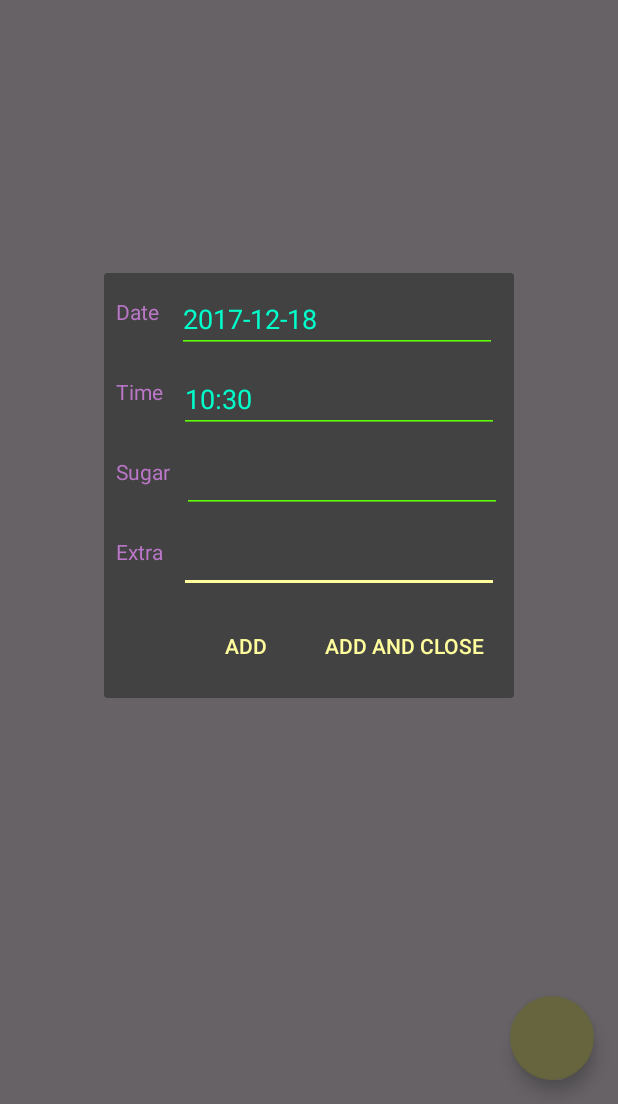
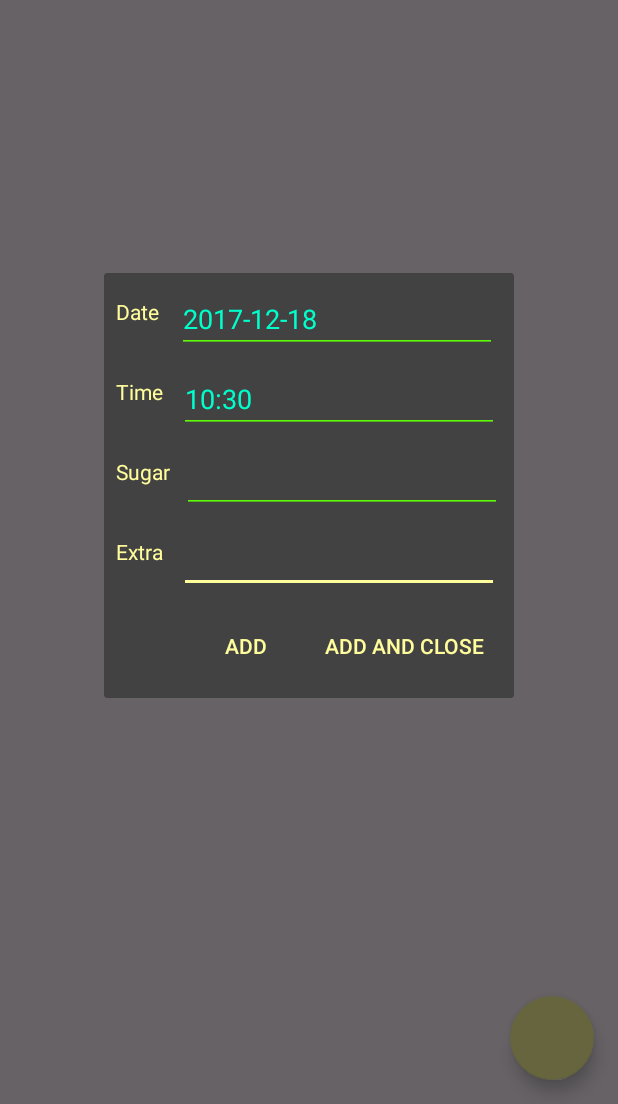
Before and after one commit to stobix/publifetracker, an Android app: the screen it shows after launch (MainActivity), after a tap on an icon or button, on a phone screen of 412 x 824 dp, the part 132-1236 px from its top. Run offline under Robolectric (Android 15) with nearby library versions, the phone set to English and light mode, and no system bars; our stand-ins replace Room's generated code; libraries missing offline, so code that uses them is left out: com.flask.colorpicker, de.codecrafters.tableview; 19 statements that could not run were skipped.

Commit message:
Better styling on old phones.

```diff
--- a/app/src/main/java/stobix/app/lifetracker/MainActivity.java
+++ b/app/src/main/java/stobix/app/lifetracker/MainActivity.java
@@ -217,7 +217,7 @@ public class MainActivity extends AppCompatActivity
                     // TODO Put more color themes here
                     //
                     c.add(new ThemeListItem("Zimmik",R.style.Theme_Zimmik_NoActionBar));
-                    c.add(new ThemeListItem("Joel",R.style.Theme_Joel_NoActionBar));
+                    c.add(new ThemeListItem("Joel",R.style.Joel_NoActionBar));
                     c.add(new ThemeListItem("Mad!",R.style.Theme_Mad_NoActionBar));
                     c.add(new ThemeListItem("Cold",R.style.Theme_Cold_NoActionBar));
                     c.add(new ThemeListItem("Spring",R.style.Theme_Spring_NoActionBar));
--- a/app/src/main/res/layout/activity_sugar_entry_creation.xml
+++ b/app/src/main/res/layout/activity_sugar_entry_creation.xml
@@ -18,18 +18,20 @@
         android:layout_marginEnd="8dp"
         android:layout_marginStart="8dp"
         android:layout_marginTop="8dp"
+        android:clickable="true"
         android:ems="10"
         android:focusable="false"
-        android:clickable="true"
         android:inputType="none"
         android:singleLine="true"
         android:text="@string/input_date"
+        android:textColor="?android:textColorPrimary"
         app:layout_constraintEnd_toEndOf="parent"
         app:layout_constraintStart_toEndOf="@+id/textView"
         app:layout_constraintTop_toTopOf="parent"
         tools:ignore="KeyboardInaccessibleWidget,TextFields" />
 
     <EditText
+        android:textColor="?android:textColorPrimary"
         android:id="@+id/entryCreatorTime"
         android:layout_width="wrap_content"
         android:layout_height="wrap_content"
@@ -44,9 +46,11 @@
         app:layout_constraintEnd_toEndOf="parent"
         app:layout_constraintStart_toEndOf="@+id/textView2"
         app:layout_constraintTop_toBottomOf="@+id/entryCreatorDate"
+        tools:text="Time"
         tools:ignore="KeyboardInaccessibleWidget" />
 
     <EditText
+        android:textColor="?android:textColorPrimary"
         android:id="@+id/entryCreatorSugar"
         android:layout_width="wrap_content"
         android:layout_height="wrap_content"
@@ -66,6 +70,7 @@
         tools:ignore="KeyboardInaccessibleWidget" />
 
     <EditText
+        android:textColor="?android:textColorPrimary"
         android:id="@+id/entryCreatorExtra"
         android:layout_width="wrap_content"
         android:layout_height="wrap_content"
@@ -89,6 +94,7 @@
         android:layout_marginBottom="8dp"
         android:layout_marginEnd="8dp"
         android:layout_marginTop="8dp"
+        android:textColor="?colorAccent"
         android:text="@string/creation_dialog_button_add_close"
         app:layout_constraintBottom_toBottomOf="parent"
         app:layout_constraintEnd_toEndOf="parent"
@@ -102,6 +108,7 @@
         android:layout_marginBottom="8dp"
         android:layout_marginEnd="8dp"
         android:layout_marginTop="8dp"
+        android:textColor="?colorAccent"
         android:text="@string/creation_dialog_button_add"
         app:layout_constraintBottom_toBottomOf="parent"
         app:layout_constraintEnd_toStartOf="@+id/entryAddClose"
@@ -115,6 +122,7 @@
         android:layout_marginTop="8dp"
         android:labelFor="@id/entryCreatorDate"
         android:text="@string/input_date"
+        android:textColor="?attr/entry_labels_color"
         app:layout_constraintStart_toStartOf="parent"
         app:layout_constraintTop_toTopOf="@+id/entryCreatorDate" />
 
@@ -125,6 +133,7 @@
         android:layout_marginStart="8dp"
         android:layout_marginTop="8dp"
         android:labelFor="@+id/entryCreatorTime"
+        android:textColor="?attr/entry_labels_color"
         android:text="@string/input_time"
         app:layout_constraintStart_toStartOf="parent"
         app:layout_constraintTop_toTopOf="@+id/entryCreatorTime" />
@@ -136,6 +145,7 @@
         android:layout_marginStart="8dp"
         android:layout_marginTop="8dp"
         android:labelFor="@+id/entryCreatorSugar"
+        android:textColor="?attr/entry_labels_color"
         android:text="@string/input_sugar"
         app:layout_constraintStart_toStartOf="parent"
         app:layout_constraintTop_toTopOf="@+id/entryCreatorSugar" />
@@ -147,6 +157,7 @@
         android:layout_marginStart="8dp"
         android:layout_marginTop="8dp"
         android:labelFor="@+id/entryCreatorExtra"
+        android:textColor="?attr/entry_labels_color"
         android:text="@string/input_extra"
         app:layout_constraintStart_toStartOf="parent"
         app:layout_constraintTop_toTopOf="@+id/entryCreatorExtra" />
--- a/app/src/main/res/values/colors.xml
+++ b/app/src/main/res/values/colors.xml
@@ -12,7 +12,12 @@
     </declare-styleable>
 
     <declare-styleable name="add_button">
-        <attr name="button_plus_color" format="color">#ffcb00</attr>
+        <attr name="button_plus_color" format="color"/>
+    </declare-styleable>
+
+    <declare-styleable name="sugar_estry_dialog_details">
+        <attr name="entry_labels_color" format="color"/>
+        <attr name="entry_text_color" format="color"/>
     </declare-styleable>
 
     <color name="colorPrimary">#3F51B5</color>
--- a/app/src/main/res/values/styles.xml
+++ b/app/src/main/res/values/styles.xml
@@ -1,7 +1,9 @@
-<resources xmlns:tools="http://schemas.android.com/tools">
+<resources
+    xmlns:tools="http://schemas.android.com/tools"
+    >
 
     <!-- Base application theme. -->
-    <style name="AppTheme" parent="Theme.AppCompat.DayNight">
+    <style name="AppTheme" parent="DefaultTheme">
     </style>
 
     <style name="AppTheme.NoActionBar">
@@ -13,8 +15,16 @@
 
     <style name="AppTheme.PopupOverlay" parent="ThemeOverlay.AppCompat.Light" />
 
-    <style name="DefaultTheme" parent="AppTheme">
-        <item name="button_plus_color">#ffffff</item>
+    <style name="DefaultTheme" parent="Theme.AppCompat">
+        <item name="button_plus_color">?android:attr/textColor</item>
+    </style>
+
+    <style name="DefaultTheme.Light" parent="Theme.AppCompat.Light">
+        <item name="button_plus_color">?android:attr/colorPrimary</item>
+    </style>
+
+    <style name="DefaultTheme.Light.DarkActionBar" parent="Theme.AppCompat.Light.DarkActionBar">
+        <item name="button_plus_color">?android:attr/colorPrimary</item>
     </style>
 
     <style name="DefaultTheme.NoActionBar" >
@@ -22,7 +32,7 @@
         <item name="windowNoTitle">true</item>
     </style>
 
-    <style name="Theme.Joel" parent="DefaultTheme" >
+    <style name="Joel" parent="DefaultTheme" >
         <item name="android:textColorPrimary">@color/joeltextColorPrimary</item>
         <item name="android:textColorSecondary">@color/joeltextColorSecondary</item>
         <item name="android:textColorTertiary">@color/joeltextColorTertiary</item>
@@ -35,15 +45,18 @@
         <item name="table_data_row_odd">@color/joeldata_row_odd</item>
         <item name="table_header_text">@color/joeldata_header_text</item>
         <item name="tableView_headerColor">@color/joeldata_headerColor</item>
+        <item name="button_plus_color">#ee00e2</item>
+        <item name="entry_labels_color">?android:colorAccent</item>>
+        <item name="entry_text_color">#ffcb00</item>
     </style>
 
-    <style name="Theme.Joel.NoActionBar" >
+    <style name="Joel.NoActionBar" >
         <item name="windowActionBar">false</item>
         <item name="windowNoTitle">true</item>
     </style>
 
 
-    <style name="Theme.Mad" parent="Theme.AppCompat.Light.DarkActionBar" >
+    <style name="Theme.Mad" parent="DefaultTheme.Light.DarkActionBar" >
         <item name="android:textColorPrimary">@color/madtextColorPrimary</item>
         <item name="android:textColorSecondary">@color/madtextColorSecondary</item>
         <item name="android:textColorTertiary">@color/madtextColorTertiary</item>
@@ -56,6 +69,7 @@
         <item name="table_data_row_odd">@color/maddata_row_odd</item>
         <item name="table_header_text">@color/maddata_header_text</item>
         <item name="tableView_headerColor">@color/maddata_headerColor</item>
+        <item name="entry_labels_color">?android:colorAccent</item>>
     </style>
 
     <style name="Theme.Mad.NoActionBar" >
@@ -63,7 +77,7 @@
         <item name="windowNoTitle">true</item>
     </style>
 
-    <style name="Theme.Zimmik" parent="Theme.AppCompat" >
+    <style name="Theme.Zimmik" parent="DefaultTheme" >
         <item name="android:textColorPrimary">@color/zimtextColorPrimary</item>
         <item name="android:textColorSecondary">@color/zimtextColorSecondary</item>
         <item name="android:textColorTertiary">@color/zimtextColorTertiary</item>
@@ -76,6 +90,7 @@
         <item name="table_data_row_odd">@color/zimdata_row_odd</item>
         <item name="table_header_text">@color/zimdata_header_text</item>
         <item name="tableView_headerColor">@color/zimdata_headerColor</item>
+        <item name="entry_labels_color">?android:colorAccent</item>>
     </style>
 
     <style name="Theme.Zimmik.NoActionBar" >
@@ -83,7 +98,7 @@
         <item name="windowNoTitle">true</item>
     </style>
 
-    <style name="Theme.Spring" parent="Theme.AppCompat.Light.DarkActionBar" >
+    <style name="Theme.Spring" parent="DefaultTheme.Light.DarkActionBar" >
         <item name="android:textColorPrimary">@color/springtextColorPrimary</item>
         <item name="android:textColorSecondary">@color/springtextColorSecondary</item>
         <item name="android:textColorTertiary">@color/springtextColorTertiary</item>
@@ -96,6 +111,7 @@
         <item name="table_data_row_odd">@color/springdata_row_odd</item>
         <item name="table_header_text">@color/springdata_header_text</item>
         <item name="tableView_headerColor">@color/springdata_headerColor</item>
+        <item name="entry_labels_color">?android:colorAccent</item>>
     </style>
 
     <style name="Theme.Spring.NoActionBar" >
@@ -103,7 +119,7 @@
         <item name="windowNoTitle">true</item>
     </style>
 
-    <style name="Theme.Cold" parent="Theme.AppCompat.Light.DarkActionBar" >
+    <style name="Theme.Cold" parent="DefaultTheme.Light.DarkActionBar" >
         <item name="android:textColorPrimary">@color/coldtextColorPrimary</item>
         <item name="android:textColorSecondary">@color/coldtextColorSecondary</item>
         <item name="android:textColorTertiary">@color/coldtextColorTertiary</item>
@@ -116,6 +132,7 @@
         <item name="table_data_row_odd">@color/colddata_row_odd</item>
         <item name="table_header_text">@color/colddata_header_text</item>
         <item name="tableView_headerColor">@color/colddata_headerColor</item>
+        <item name="entry_labels_color">?android:colorAccent</item>>
     </style>
 
     <style name="Theme.Cold.NoActionBar" >
@@ -123,7 +140,7 @@
         <item name="windowNoTitle">true</item>
     </style>
 
-    <style name="Theme.Cotton" parent="Theme.AppCompat.Light.DarkActionBar" >
+    <style name="Theme.Cotton" parent="DefaultTheme.Light.DarkActionBar" >
         <item name="android:textColorPrimary">@color/cottontextColorPrimary</item>
         <item name="android:textColorSecondary">@color/cottontextColorSecondary</item>
         <item name="android:textColorTertiary">@color/cottontextColorTertiary</item>
@@ -136,6 +153,7 @@
         <item name="table_data_row_odd">@color/cottondata_row_odd</item>
         <item name="table_header_text">@color/cottondata_header_text</item>
         <item name="tableView_headerColor">@color/cottondata_headerColor</item>
+        <item name="entry_labels_color">?android:colorAccent</item>>
     </style>
 
     <style name="Theme.Cotton.NoActionBar" >
@@ -143,7 +161,7 @@
         <item name="windowNoTitle">true</item>
     </style>
 
-    <style name="Theme.Nicecream" parent="Theme.AppCompat.Light.DarkActionBar" >
+    <style name="Theme.Nicecream" parent="DefaultTheme.Light.DarkActionBar" >
         <item name="android:textColorPrimary">@color/nicecreamtextColorPrimary</item>
         <item name="android:textColorSecondary">@color/nicecreamtextColorSecondary</item>
         <item name="android:textColorTertiary">@color/nicecreamtextColorTertiary</item>
@@ -156,6 +174,7 @@
         <item name="table_data_row_odd">@color/nicecreamdata_row_odd</item>
         <item name="table_header_text">@color/nicecreamdata_header_text</item>
         <item name="tableView_headerColor">@color/nicecreamdata_headerColor</item>
+        <item name="entry_labels_color">?android:colorAccent</item>>
     </style>
 
     <style name="Theme.Nicecream.NoActionBar" >
```
Also changed, not shown: app/src/main/res/layout/number_picker_dialog.xml (line endings or trailing spaces).
